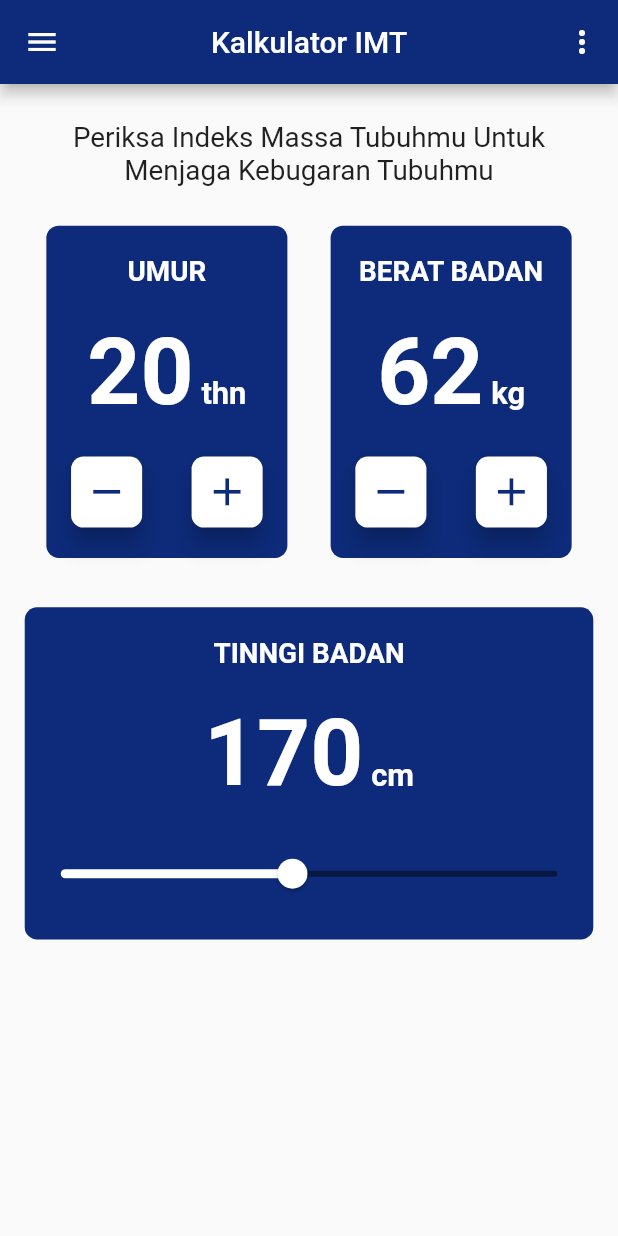
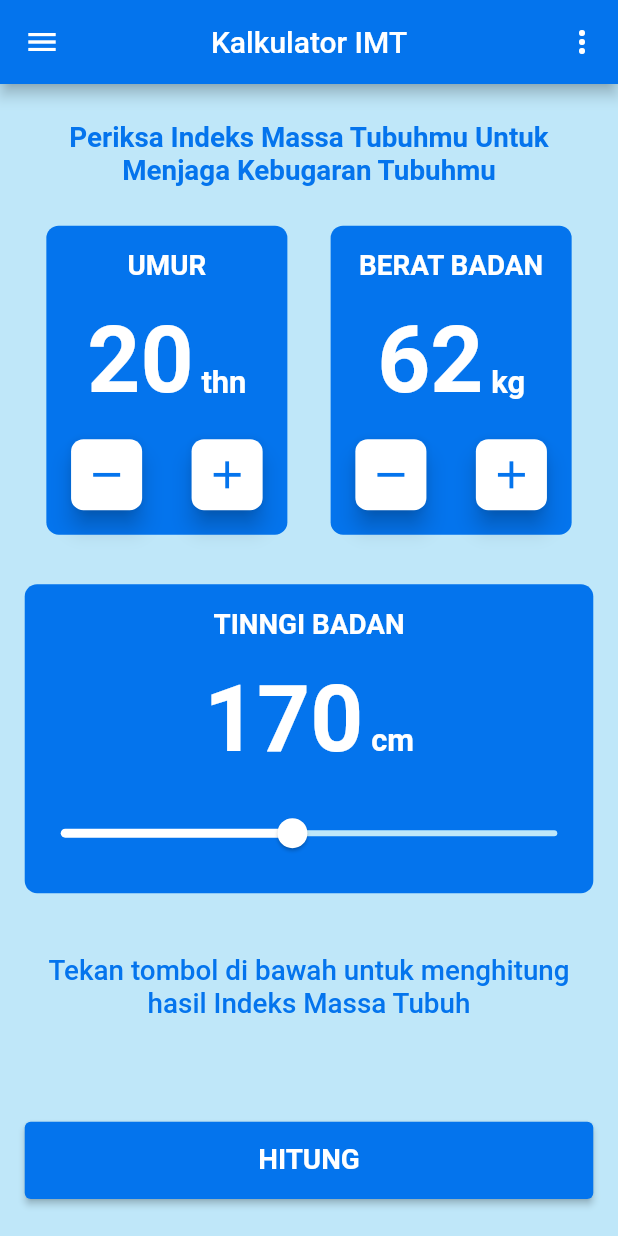
Before and after one commit to aditiohidayatulloh/flutter_FinalProject, a Flutter app: the screen it shows after launch, on a phone screen of 412 x 824 dp. Run offline on Flutter 3.47's test engine with Material 2 defaults, Android fonts, the phone set to English and light mode, and no system bars; our stand-ins replace flutter_screenutil.

Commit message:
Change color theme

```diff
--- a/lib/home_screen.dart
+++ b/lib/home_screen.dart
@@ -20,6 +20,7 @@ class _HomeScreenState extends State<HomeScreen> {
     return SafeArea(
       child: Scaffold(
         drawer: const Drawer(),
+        backgroundColor: const Color.fromRGBO(191, 231, 249, 1),
         appBar: AppBar(
           backgroundColor: Theme.of(context).primaryColor,
           title: const Text('Kalkulator IMT'),
@@ -39,9 +40,9 @@ class _HomeScreenState extends State<HomeScreen> {
               Text(
                 'Periksa Indeks Massa Tubuhmu Untuk Menjaga Kebugaran Tubuhmu',
                 style: TextStyle(
-                  fontSize: 18.0.sp,
-                  fontWeight: FontWeight.w400,
-                ),
+                    fontSize: 18.0.sp,
+                    fontWeight: FontWeight.bold,
+                    color: const Color.fromRGBO(4, 116, 237, 1)),
                 textAlign: TextAlign.center,
               ),
               SizedBox(height: 25.0.h),
@@ -50,7 +51,7 @@ class _HomeScreenState extends State<HomeScreen> {
                 children: [
                   IMTCard(
                     width: 156,
-                    height: 215,
+                    height: 200,
                     title: 'UMUR',
                     value: age.toString(),
                     label: 'thn',
@@ -78,7 +79,7 @@ class _HomeScreenState extends State<HomeScreen> {
                   ),
                   IMTCard(
                     width: 156,
-                    height: 215,
+                    height: 200,
                     title: 'BERAT BADAN',
                     value: weight.toString(),
                     label: 'kg',
@@ -111,7 +112,7 @@ class _HomeScreenState extends State<HomeScreen> {
               ),
               IMTCard(
                 width: double.infinity,
-                height: 215,
+                height: 200,
                 title: 'TINNGI BADAN',
                 value: height.toString(),
                 label: 'cm',
@@ -120,7 +121,7 @@ class _HomeScreenState extends State<HomeScreen> {
                   max: 250.0,
                   value: height.toDouble(),
                   activeColor: Colors.white,
-                  inactiveColor: Colors.black45,
+                  inactiveColor: const Color.fromRGBO(191, 231, 249, 1),
                   onChanged: (newValue) {
                     setState(() {
                       height = newValue.toInt();
@@ -128,6 +129,35 @@ class _HomeScreenState extends State<HomeScreen> {
                   },
                 ),
               ),
+              SizedBox(
+                height: 40.0.h,
+              ),
+              Text(
+                'Tekan tombol di bawah untuk menghitung hasil Indeks Massa Tubuh',
+                style: TextStyle(
+                  fontSize: 18.0.sp,
+                  fontWeight: FontWeight.w500,
+                  color: const Color.fromRGBO(4, 116, 237, 1),
+                ),
+                textAlign: TextAlign.center,
+              ),
+              const Spacer(),
+              SizedBox(
+                width: double.infinity,
+                height: 50.h,
+                child: ElevatedButton(
+                  onPressed: () {},
+                  style: ElevatedButton.styleFrom(
+                      backgroundColor: Theme.of(context).primaryColor),
+                  child: Text(
+                    'HITUNG',
+                    style: TextStyle(
+                      fontSize: 18.0.sp,
+                      fontWeight: FontWeight.bold,
+                    ),
+                  ),
+                ),
+              )
             ],
           ),
         ),
--- a/lib/main.dart
+++ b/lib/main.dart
@@ -16,9 +16,9 @@ class MyApp extends StatelessWidget {
       builder: ((context, child) {
         return MaterialApp(
           debugShowCheckedModeBanner: false,
-          title: 'Flutter Kalkulator IMT',
+          title: 'Kalkulator IMT',
           theme: ThemeData(
-            primaryColor: const Color(0xFF0D2B7A),
+            primaryColor: const Color.fromRGBO(4, 116, 237, 1),
           ),
           home: const HomeScreen(),
         );
```
